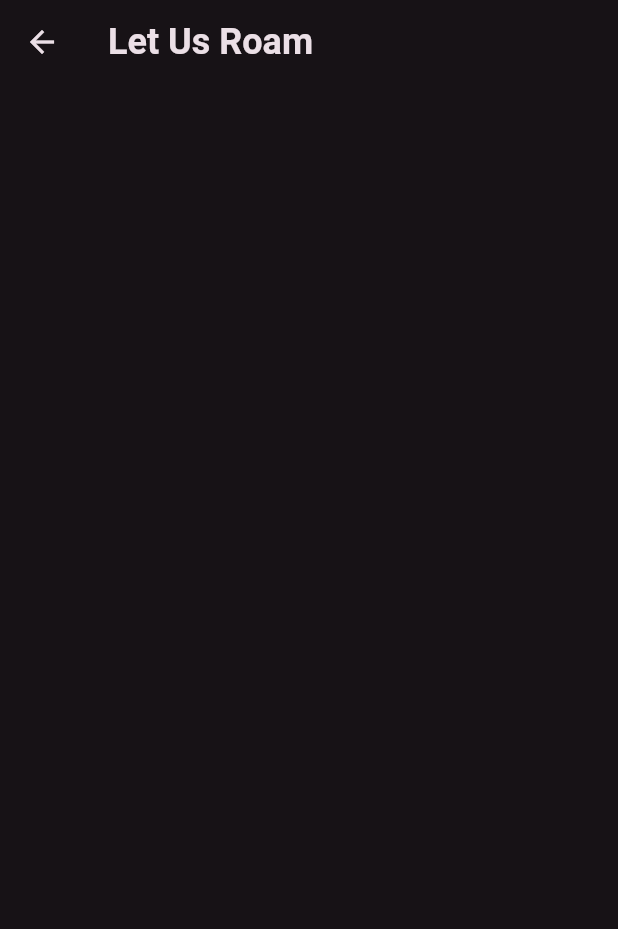
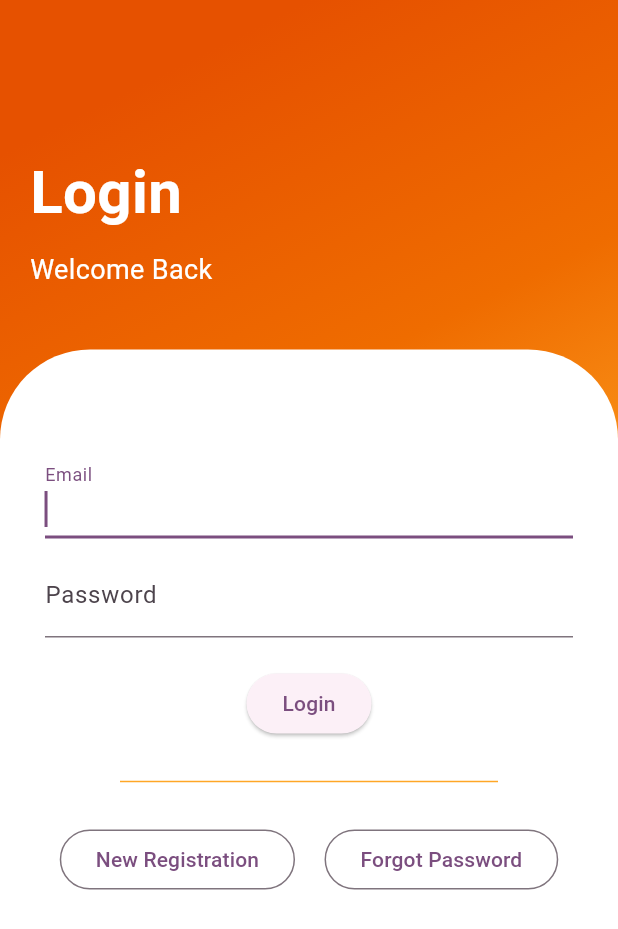
Before and after one commit to sanjai-mahalingan/let_us_roam, a Flutter app: the screen it shows after launch, on a phone screen of 412 x 824 dp. Shown: the top 929 px of the screen. Run offline on Flutter 3.47's test engine with Material 3 defaults, Android fonts, the phone set to English and light mode, and no system bars; our stand-ins replace firebase_auth, firebase_core, flutter_riverpod, loading_animation_widget; accounts and stored records are empty.

Commit message:
Login View page added.

```diff
--- a/lib/main.dart
+++ b/lib/main.dart
@@ -1,8 +1,10 @@
 import 'package:flutter/material.dart';
+import 'package:let_us_roam/pages/auth/registration_view.dart';
 import 'package:let_us_roam/pages/index_view.dart';
 import 'package:let_us_roam/pages/initial_view.dart';
 import 'package:flutter_riverpod/flutter_riverpod.dart';
 import 'package:firebase_core/firebase_core.dart';
+import 'package:let_us_roam/pages/auth/login_view.dart';
 import 'firebase_options.dart';
 
 void main() async {
@@ -22,7 +24,7 @@ class MainApp extends ConsumerWidget {
 
         // Define the default brightness and colors
         colorScheme: ColorScheme.fromSeed(
-            seedColor: Colors.purple, brightness: Brightness.dark),
+            seedColor: Colors.purple, brightness: Brightness.light),
 
         // Default Text Theme
         textTheme: const TextTheme(
@@ -36,7 +38,9 @@ class MainApp extends ConsumerWidget {
       initialRoute: "initialView",
       routes: {
         "initialView": (context) => const InitialView(),
-        "indexView": (context) => const IndexView()
+        "indexView": (context) => const IndexView(),
+        "registrationView": (context) => const RegistrationView(),
+        "loginView": (context) => const LoginView(),
       },
     );
   }
--- /dev/null
+++ b/lib/pages/auth/login_view.dart
@@ -0,0 +1,237 @@
+import 'package:flutter/cupertino.dart';
+import 'package:flutter/material.dart';
+import 'package:flutter/widgets.dart';
+import 'package:flutter_riverpod/flutter_riverpod.dart';
+
+class LoginView extends ConsumerStatefulWidget {
+  const LoginView({super.key});
+
+  @override
+  ConsumerState<LoginView> createState() => _LoginView();
+}
+
+class _LoginView extends ConsumerState<LoginView> {
+  final _formKey = GlobalKey<FormState>();
+  bool isLoading = false;
+  bool isForgotPassword = false;
+  final RegExp emailValid = RegExp(
+      r"^[a-zA-Z0-9.a-zA-Z0-9.!#$%&'*+-/=?^_`{|}~]+@[a-zA-Z0-9]+\.[a-zA-Z]+");
+  TextEditingController email = TextEditingController();
+  TextEditingController password = TextEditingController();
+
+  onLogin() {
+    setState(() {
+      isLoading = true;
+    });
+    if (_formKey.currentState!.validate()) {}
+    setState(() {
+      isLoading = false;
+    });
+  }
+
+  onForgotPassword() {
+    setState(() {
+      isLoading = true;
+    });
+  }
+
+  @override
+  Widget build(BuildContext context) {
+    return PopScope(
+      canPop: false,
+      child: Scaffold(
+        resizeToAvoidBottomInset: false,
+        body: Container(
+          width: double.infinity,
+          decoration: BoxDecoration(
+            gradient: LinearGradient(
+              colors: [
+                Colors.orange.shade900,
+                Colors.orange.shade800,
+                Colors.orange.shade400
+              ],
+              begin: Alignment.topCenter,
+            ),
+          ),
+          child: Column(
+            crossAxisAlignment: CrossAxisAlignment.start,
+            children: [
+              const SizedBox(
+                height: 80,
+              ),
+              const Padding(
+                padding: EdgeInsets.all(20),
+                child: Column(
+                  crossAxisAlignment: CrossAxisAlignment.start,
+                  children: [
+                    Text(
+                      "Login",
+                      style: TextStyle(
+                          color: Colors.white,
+                          fontSize: 40,
+                          fontWeight: FontWeight.bold),
+                    ),
+                    SizedBox(
+                      height: 10,
+                    ),
+                    Text(
+                      'Welcome Back',
+                      style: TextStyle(color: Colors.white, fontSize: 18),
+                    ),
+                  ],
+                ),
+              ),
+              const SizedBox(
+                height: 20,
+              ),
+              Expanded(
+                child: Container(
+                  decoration: const BoxDecoration(
+                    color: Colors.white,
+                    borderRadius: BorderRadius.only(
+                      topLeft: Radius.circular(60),
+                      topRight: Radius.circular(60),
+                    ),
+                  ),
+                  child: Padding(
+                    padding: const EdgeInsets.all(30),
+                    child: Column(
+                      children: [
+                        const SizedBox(
+                          height: 40,
+                        ),
+                        isForgotPassword
+                            ? Form(
+                                key: _formKey,
+                                child: Column(
+                                  children: [
+                                    TextFormField(
+                                      controller: email,
+                                      autofocus: true,
+                                      textInputAction: TextInputAction.done,
+                                      keyboardType: TextInputType.emailAddress,
+                                      decoration: const InputDecoration(
+                                        label: Text('Email'),
+                                      ),
+                                      validator: (value) {
+                                        if (value == null || value.isEmpty) {
+                                          return "Enter email";
+                                        }
+                                        if (value.isNotEmpty &&
+                                            !emailValid.hasMatch(value)) {
+                                          return "Enter valid email";
+                                        }
+                                        return null;
+                                      },
+                                    )
+                                  ],
+                                ),
+                              )
+                            : Form(
+                                key: _formKey,
+                                child: Column(
+                                  children: [
+                                    TextFormField(
+                                      controller: email,
+                                      autofocus: true,
+                                      textInputAction: TextInputAction.next,
+                                      keyboardType: TextInputType.emailAddress,
+                                      decoration: const InputDecoration(
+                                        label: Text('Email'),
+                                      ),
+                                      validator: (value) {
+                                        if (value == null || value.isEmpty) {
+                                          return "Enter email";
+                                        }
+                                        if (value.isNotEmpty &&
+                                            !emailValid.hasMatch(value)) {
+                                          return "Enter valid email";
+                                        }
+                                        return null;
+                                      },
+                                    ),
+                                    const SizedBox(
+                                      height: 10,
+                                    ),
+                                    TextFormField(
+                                      controller: password,
+                                      textInputAction: TextInputAction.done,
+                                      obscureText: true,
+                                      decoration: const InputDecoration(
+                                        label: Text('Password'),
+                                      ),
+                                      validator: (value) {
+                                        if (value == null || value.isEmpty) {
+                                          return "Enter password";
+                                        }
+                                        if (value.isNotEmpty &&
+                                            value.length < 6) {
+                                          return "Password should be minimum 6 characters";
+                                        }
+                                        return null;
+                                      },
+                                    ),
+                                    const SizedBox(
+                                      height: 20,
+                                    ),
+                                    ElevatedButton(
+                                      onPressed: () {
+                                        onLogin();
+                                      },
+                                      child: const Text("Login"),
+                                    ),
+                                  ],
+                                ),
+                              ),
+                        const SizedBox(
+                          height: 20,
+                        ),
+                        Divider(
+                          endIndent: 50.0,
+                          indent: 50.0,
+                          color: Colors.orange.shade400,
+                        ),
+                        const SizedBox(
+                          height: 20,
+                        ),
+                        Row(
+                          mainAxisAlignment: MainAxisAlignment.spaceAround,
+                          children: [
+                            OutlinedButton(
+                              onPressed: () {
+                                Navigator.pushNamed(
+                                    context, 'registrationView');
+                              },
+                              child: const Text('New Registration'),
+                            ),
+                            isForgotPassword
+                                ? OutlinedButton(
+                                    onPressed: () {
+                                      setState(() {
+                                        isForgotPassword = false;
+                                      });
+                                    },
+                                    child: const Text('Back to Login'),
+                                  )
+                                : OutlinedButton(
+                                    onPressed: () {
+                                      setState(() {
+                                        isForgotPassword = true;
+                                      });
+                                    },
+                                    child: const Text('Forgot Password'),
+                                  ),
+                          ],
+                        ),
+                      ],
+                    ),
+                  ),
+                ),
+              ),
+            ],
+          ),
+        ),
+      ),
+    );
+  }
+}
--- /dev/null
+++ b/lib/pages/auth/registration_view.dart
@@ -0,0 +1,20 @@
+import 'package:flutter/material.dart';
+import 'package:flutter_riverpod/flutter_riverpod.dart';
+
+class RegistrationView extends ConsumerStatefulWidget {
+  const RegistrationView({super.key});
+
+  @override
+  ConsumerState<RegistrationView> createState() => _RegistrationView();
+}
+
+class _RegistrationView extends ConsumerState<RegistrationView> {
+  @override
+  Widget build(BuildContext context) {
+    return const Scaffold(
+      body: Center(
+        child: Text('Registration View...'),
+      ),
+    );
+  }
+}
--- a/lib/pages/initial_view.dart
+++ b/lib/pages/initial_view.dart
@@ -19,7 +19,7 @@ class _InitialView extends ConsumerState<InitialView> {
     FirebaseAuth.instance.authStateChanges().listen((User? user) {
       if (user == null) {
         ref.read(userSession.notifier).state = null;
-        Navigator.pushNamed(context, 'indexView');
+        Navigator.pushNamed(context, 'loginView');
       } else {
         ref.read(userSession.notifier).state = user;
         Navigator.pushNamed(context, 'indexView');
@@ -29,7 +29,7 @@ class _InitialView extends ConsumerState<InitialView> {
 
   @override
   Widget build(BuildContext context) {
-    final user = ref.watch(userSession);
+    // final user = ref.watch(userSession);
     return Scaffold(
       body: Container(
         decoration: const BoxDecoration(
```
